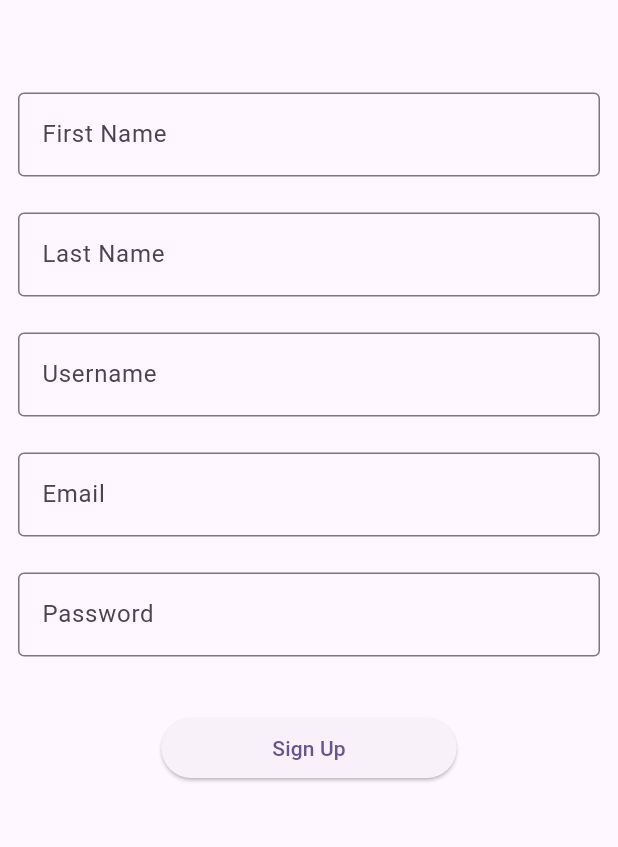
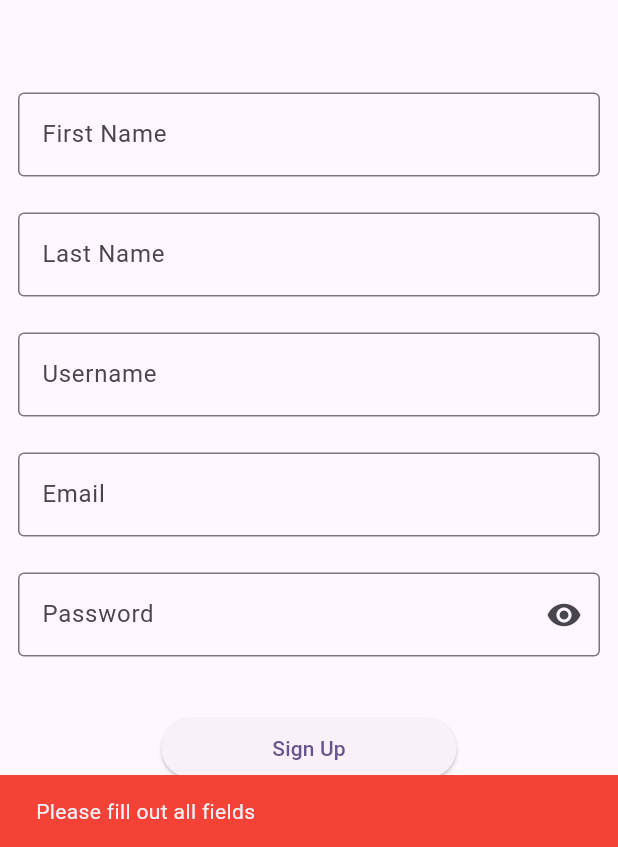
Before and after one commit to Tofu311/wardrobe-wizards, a Flutter app: the Register screen opened directly, after a tap on "Sign Up", on a phone screen of 412 x 824 dp, the part 389-1236 px from its top. Run offline on Flutter 3.47's test engine with Material 3 defaults, Android fonts, the phone set to English and light mode, and no system bars; our stand-ins replace image_picker.

Commit message:
Email and password validation during signup

```diff
--- a/mobile/wardrobe_wizard/lib/login_and_signup/register.dart
+++ b/mobile/wardrobe_wizard/lib/login_and_signup/register.dart
@@ -12,6 +12,7 @@ class Register extends StatefulWidget {
 }
 
 class _RegisterPageState extends State<Register> {
+  bool passwordObscured = true;
   List<TextEditingController> userInfoControllers = [
     TextEditingController(),
     TextEditingController(),
@@ -19,7 +20,7 @@ class _RegisterPageState extends State<Register> {
     TextEditingController(),
     TextEditingController(),
   ];
-  //TODO: Email & Password format validation
+
   @override
   Widget build(BuildContext context) {
     return Scaffold(
@@ -86,12 +87,24 @@ class _RegisterPageState extends State<Register> {
                 padding: const EdgeInsets.all(12.0),
                 child: TextField(
                   controller: userInfoControllers[4],
-                  obscureText: true,
+                  obscureText: passwordObscured,
                   enableSuggestions: false,
                   autocorrect: false,
-                  decoration: const InputDecoration(
-                    border: OutlineInputBorder(),
+                  decoration: InputDecoration(
+                    border: const OutlineInputBorder(),
                     labelText: 'Password',
+                    suffixIcon: IconButton(
+                      icon: Icon(
+                        passwordObscured
+                            ? Icons.visibility
+                            : Icons.visibility_off,
+                      ),
+                      onPressed: () {
+                        setState(() {
+                          passwordObscured = !passwordObscured;
+                        });
+                      },
+                    ),
                   ),
                 ),
               ),
@@ -99,6 +112,42 @@ class _RegisterPageState extends State<Register> {
                 padding: const EdgeInsets.only(top: 25),
                 child: ElevatedButton(
                   onPressed: () {
+                    // Ensure all data is valid before making api call
+                    for (var controller in userInfoControllers) {
+                      if (controller.text.isEmpty) {
+                        ScaffoldMessenger.of(context).showSnackBar(
+                          const SnackBar(
+                            content: Text('Please fill out all fields'),
+                            backgroundColor: Colors.red,
+                          ),
+                        );
+                        return;
+                      }
+                    }
+                    if (RegExp(r'^[^@]+@[^@]+\.[^@]+$')
+                            .hasMatch(userInfoControllers[3].text) ==
+                        false) {
+                      ScaffoldMessenger.of(context).showSnackBar(
+                        const SnackBar(
+                          content: Text('Please enter a valid email address'),
+                          backgroundColor: Colors.red,
+                        ),
+                      );
+                      return;
+                    }
+                    if (RegExp(r'^(?=.*[A-Z])(?=.*\d).{8,}$')
+                            .hasMatch(userInfoControllers[4].text) ==
+                        false) {
+                      ScaffoldMessenger.of(context).showSnackBar(
+                        const SnackBar(
+                          content: Text(
+                              'Password must be at least 8 characters long and '
+                              'contain at least one uppercase letter and one digit.'),
+                          backgroundColor: Colors.red,
+                        ),
+                      );
+                      return;
+                    }
                     Map<String, dynamic> userInfo = {
                       'name': {
                         'first': userInfoControllers[0].text,
@@ -109,13 +158,26 @@ class _RegisterPageState extends State<Register> {
                       'email': userInfoControllers[3].text,
                     };
                     debugPrint(userInfo.toString());
-                    http.post(
+                    http
+                        .post(
                       Uri.parse(
                           'https://api.wardrobewizard.fashion/api/users/register'),
                       headers: <String, String>{
                         "Content-Type": "application/json"
                       },
                       body: jsonEncode(userInfo),
+                    )
+                        .then(
+                      (response) {
+                        debugPrint(response.headers.toString());
+                        ScaffoldMessenger.of(context).showSnackBar(
+                          const SnackBar(
+                            content: Text("User created successfully!"),
+                            backgroundColor: Colors.green,
+                          ),
+                        );
+                        Navigator.pop(context);
+                      },
                     );
                   },
                   child: const Padding(
```
